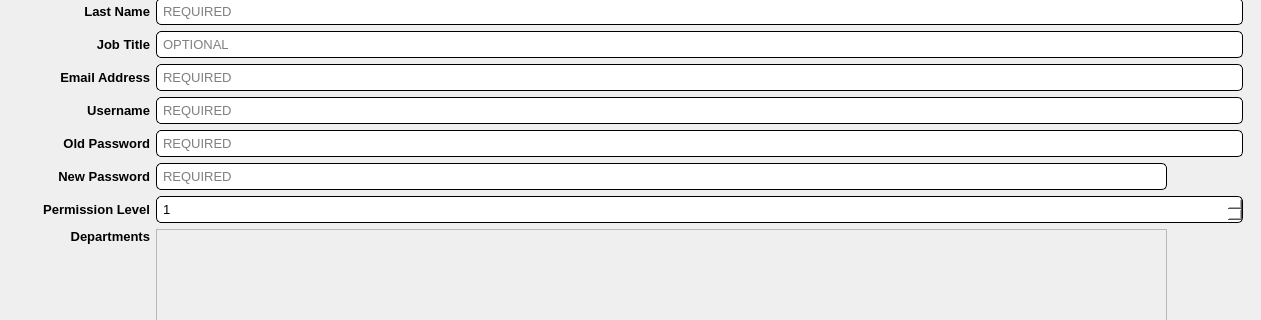
Soapey/PyConu, file conu/ui/ui_files/MainWindow.ui: the form before one commit; both pictures show x 0 to 1261 and y 186 to 506 of the 1261 by 770 pixel window.
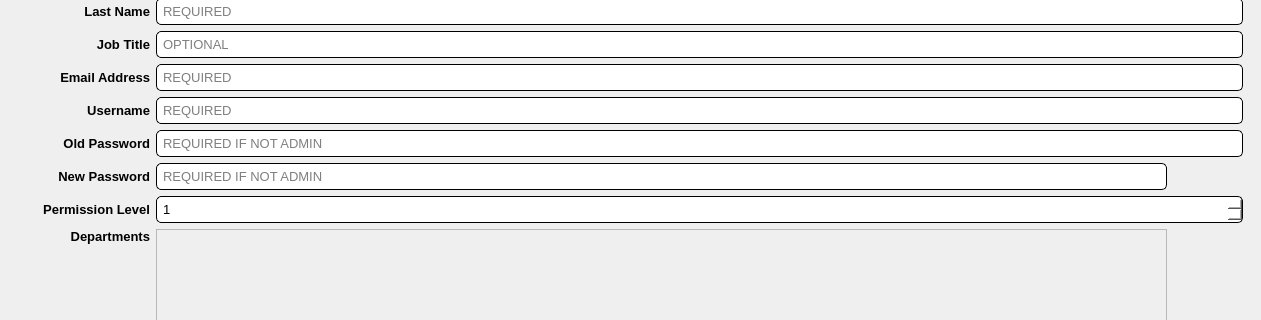
The form after the commit.

```diff
--- a/conu/ui/ui_files/MainWindow.ui
+++ b/conu/ui/ui_files/MainWindow.ui
@@ -3246,7 +3246,7 @@
            <enum>QLineEdit::Password</enum>
           </property>
           <property name="placeholderText">
-           <string>REQUIRED</string>
+           <string>REQUIRED IF NOT ADMIN</string>
           </property>
          </widget>
         </item>
@@ -3353,7 +3353,7 @@
 </string>
           </property>
           <property name="placeholderText">
-           <string>REQUIRED</string>
+           <string>REQUIRED IF NOT ADMIN</string>
           </property>
          </widget>
         </item>
```
